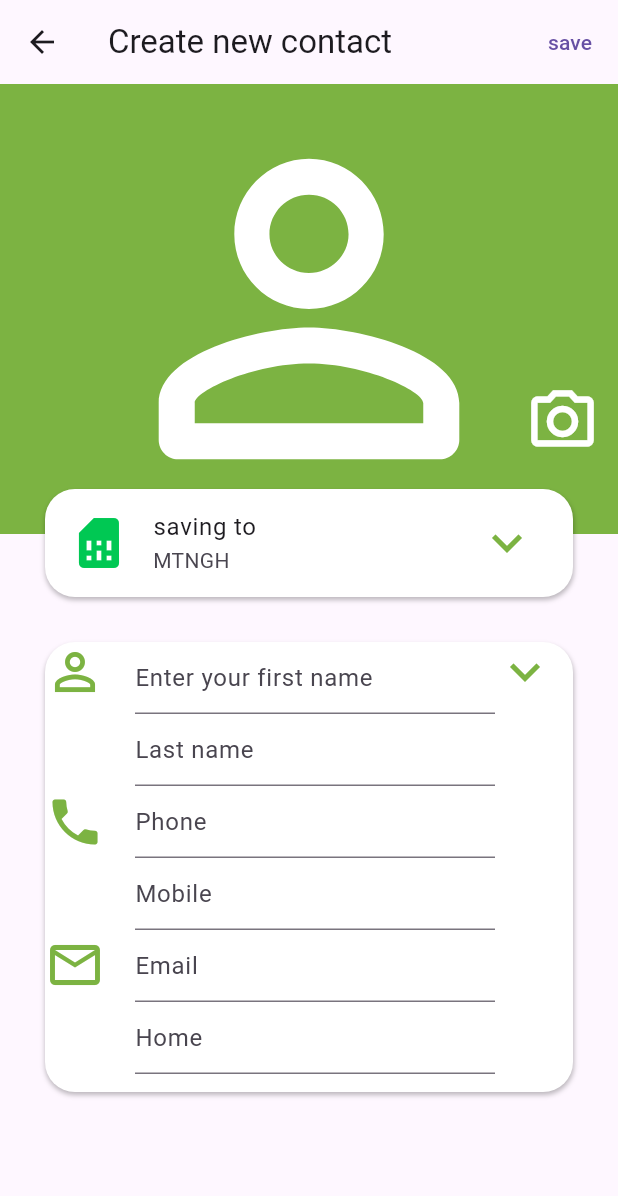
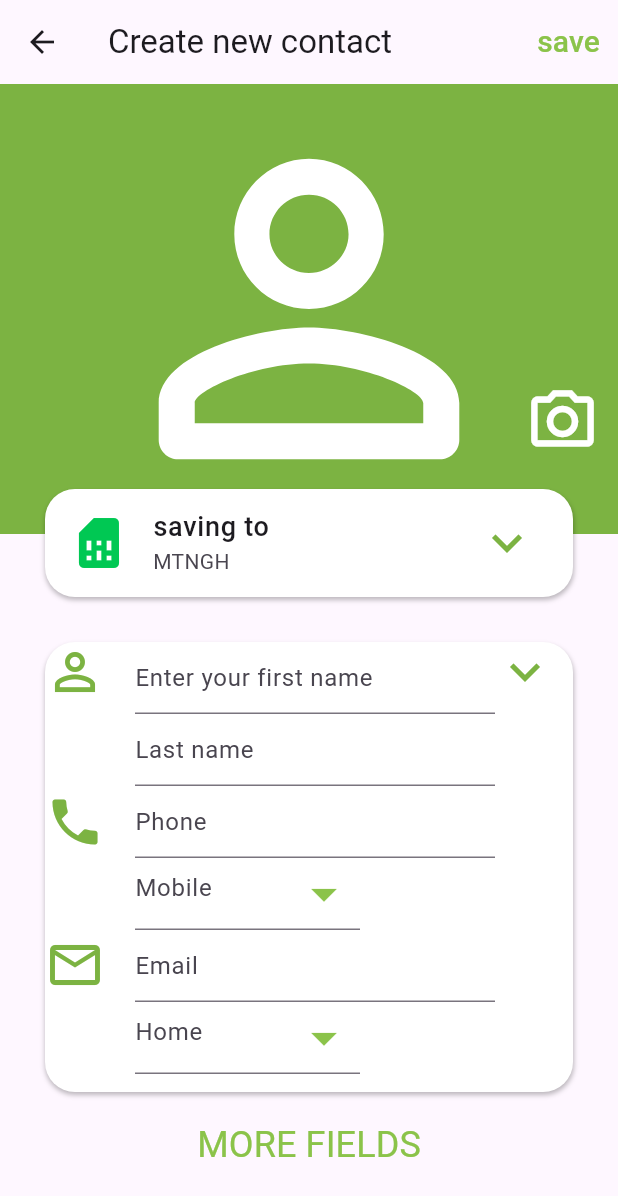
Before and after one commit to Vipinraj-p/project_contact_list, a Flutter app: the screen it shows after launch, after a tap on the "person add alt 1" icon, on a phone screen of 412 x 824 dp. Shown: the top 1196 px of the screen. Run offline on Flutter 3.47's test engine with Material 3 defaults, Android fonts, the phone set to English and light mode, and no system bars.

Commit message:
first commit

```diff
--- a/lib/ListContacts.dart
+++ b/lib/ListContacts.dart
@@ -20,8 +20,17 @@ class _ContactListState extends State<ContactList> {
                   borderRadius: BorderRadius.circular(60),
                   borderSide: BorderSide.none),
               hintText: "Search Contacts",
-              prefixIcon: const Icon(Icons.search),
-              suffixIcon: const Icon(Icons.mic_none_rounded),
+              prefixIcon: const Icon(
+                Icons.search,
+                color: Colors.lightGreen,
+              ),
+              suffixIcon: IconButton(
+                onPressed: () {},
+                icon: const Icon(
+                  Icons.mic_none_rounded,
+                  color: Colors.lightGreen,
+                ),
+              ),
             ),
           ),
           actions: [
--- a/lib/New_Contact.dart
+++ b/lib/New_Contact.dart
@@ -50,7 +50,10 @@ class _CreateNewState extends State<CreateNew> {
                     );
                   }
                 },
-                child: const Text("save"))
+                child: const Text(
+                  "save",
+                  style: TextStyle(color: Colors.lightGreen, fontSize: 20),
+                ))
           ],
         ),
         body: Stack(children: [
@@ -91,7 +94,11 @@ class _CreateNewState extends State<CreateNew> {
                       color: Colors.greenAccent[700],
                       size: 40,
                     ),
-                    title: const Text("saving to"),
+                    title: const Text(
+                      "saving to",
+                      style:
+                          TextStyle(fontSize: 18, fontWeight: FontWeight.w500),
+                    ),
                     subtitle: const Text("MTNGH"),
                     trailing: Icon(
                       Icons.keyboard_arrow_down,
@@ -148,6 +155,7 @@ class _CreateNewState extends State<CreateNew> {
                         SizedBox(
                           width: 240,
                           child: Column(
+                            crossAxisAlignment: CrossAxisAlignment.start,
                             children: [
                               TextField(
                                 controller: fnController,
@@ -165,20 +173,44 @@ class _CreateNewState extends State<CreateNew> {
                                 decoration:
                                     const InputDecoration(hintText: "Phone"),
                               ),
-                              TextField(
-                                controller: mobileController,
-                                decoration:
-                                    const InputDecoration(hintText: "Mobile"),
+                              Row(
+                                children: [
+                                  SizedBox(
+                                    width: 150,
+                                    child: TextField(
+                                      controller: mobileController,
+                                      decoration: const InputDecoration(
+                                          hintText: "Mobile",
+                                          suffixIcon: Icon(
+                                            Icons.arrow_drop_down,
+                                            size: 40,
+                                            color: Colors.lightGreen,
+                                          )),
+                                    ),
+                                  ),
+                                ],
                               ),
                               TextField(
                                 controller: emailController,
                                 decoration:
                                     const InputDecoration(hintText: "Email"),
                               ),
-                              TextField(
-                                controller: homeController,
-                                decoration:
-                                    const InputDecoration(hintText: "Home"),
+                              Row(
+                                children: [
+                                  SizedBox(
+                                    width: 150,
+                                    child: TextField(
+                                      controller: homeController,
+                                      decoration: const InputDecoration(
+                                          hintText: "Home",
+                                          suffixIcon: Icon(
+                                            Icons.arrow_drop_down,
+                                            size: 40,
+                                            color: Colors.lightGreen,
+                                          )),
+                                    ),
+                                  ),
+                                ],
                               ),
                             ],
                           ),
@@ -189,7 +221,20 @@ class _CreateNewState extends State<CreateNew> {
                           size: 40,
                         )
                       ],
-                    ))
+                    )),
+                SizedBox(
+                  height: 10,
+                ),
+                Center(
+                  child: TextButton(
+                    onPressed: () {},
+                    child: Text("MORE FIELDS",
+                        style: TextStyle(
+                            fontSize: 24,
+                            color: Colors.lightGreen,
+                            fontWeight: FontWeight.w400)),
+                  ),
+                )
               ],
             ),
           )
```
